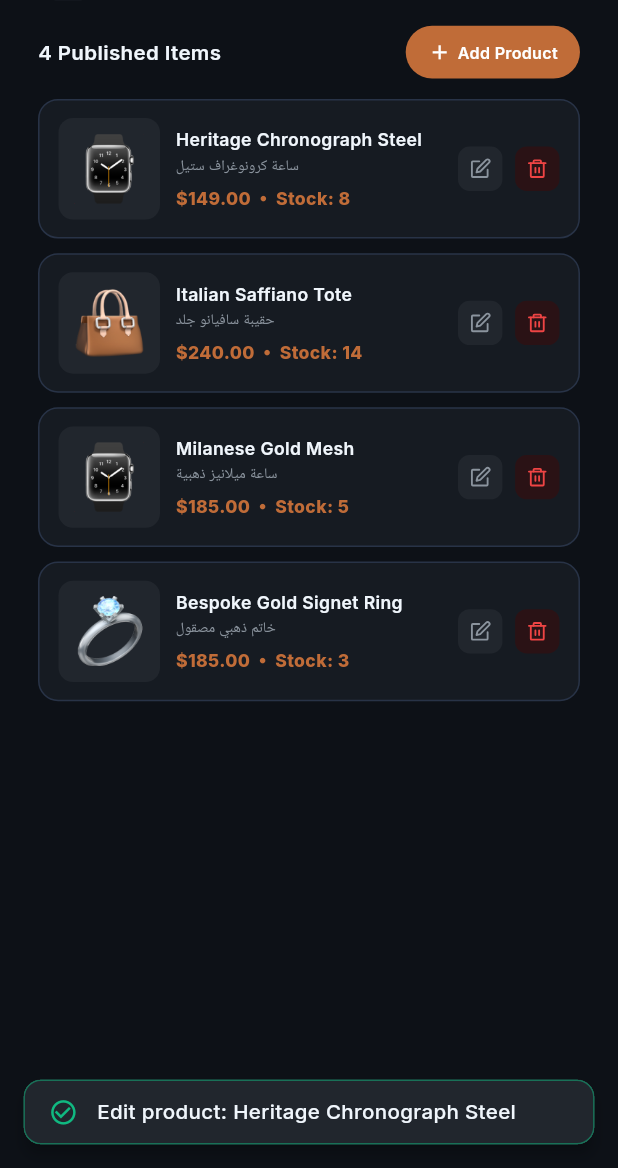
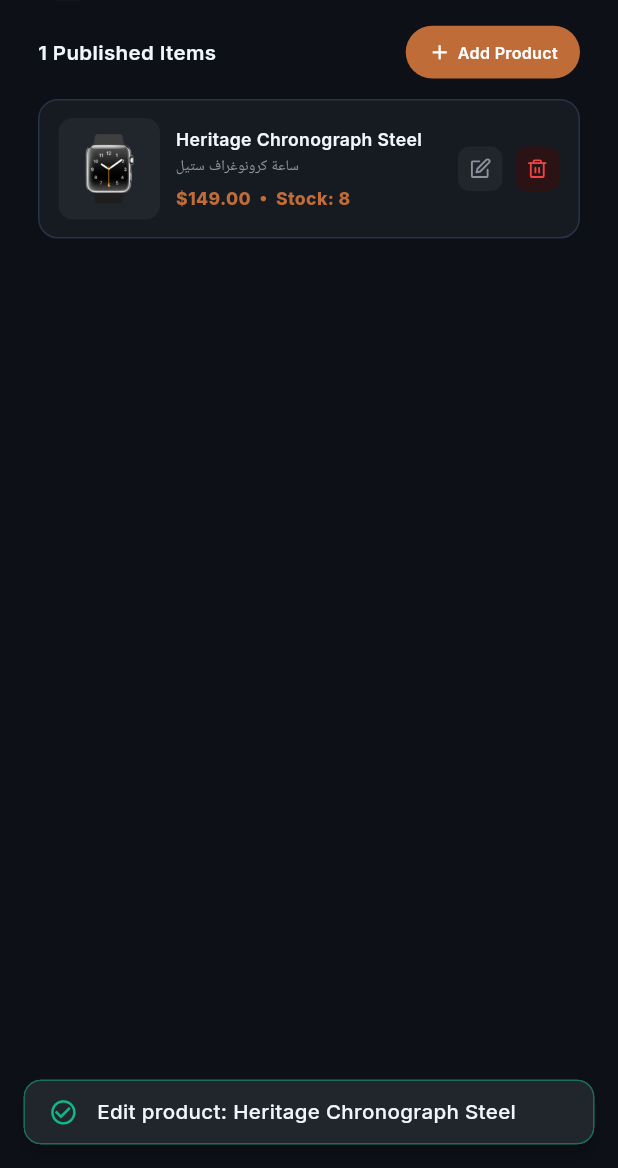
Before and after one commit to ahmedjihad2024/dokkan_application, a Flutter app: the ManageProductsScreen screen opened by its route, after a tap on an icon or button, on a phone screen of 412 x 824 dp, the part 68-1236 px from its top. Run offline on Flutter 3.47's test engine with Material 3 defaults, Android fonts, the phone set to English and light mode, and no system bars; drawn by our look-alikes of flutter_animate, pull_to_refresh; our stand-ins replace cached_network_image, carousel_slider, dartz, dio, flutter_bloc, flutter_screenutil and 12 more; missing offline and left inert: animated_visibility; accounts and stored records are empty; statements that could not run were skipped; project files that could hold a hidden picture were left out.

Commit message:
feat: complete manage products feature with delete api integration

```diff
--- a/lib/core/shared/data/data_source/product_remote_data_source.dart
+++ b/lib/core/shared/data/data_source/product_remote_data_source.dart
@@ -4,6 +4,7 @@ import '../response/products_response.dart';
 
 abstract class ProductRemoteDataSource {
   Future<ProductsResponse> getProducts(ProductsRequest request);
+  Future<void> deleteProduct(String id);
 }
 
 class ProductRemoteDataSourceImpl implements ProductRemoteDataSource {
@@ -15,4 +16,8 @@ class ProductRemoteDataSourceImpl implements ProductRemoteDataSource {
   Future<ProductsResponse> getProducts(ProductsRequest request) {
     return _apiService.getProducts(request);
   }
+  @override
+  Future<void> deleteProduct(String id) {
+    return _apiService.deleteProduct(id);
+  }
 }
--- a/lib/features/manage_products/data/repositories/manage_products_repository.dart
+++ b/lib/features/manage_products/data/repositories/manage_products_repository.dart
@@ -1,13 +1,88 @@
+// import '../../../../core/res/gen/assets.gen.dart';
+// import '../models/manage_product_item.dart';
+
+// abstract class ManageProductsRepository {
+//   Future<List<ManageProductItem>> getProducts();
+// }
+
+// class ManageProductsRepositoryImpl implements ManageProductsRepository {
+//   @override
+//   Future<List<ManageProductItem>> getProducts() async {
+//     return [
+//       ManageProductItem(
+//         id: 'prod_heritage_steel',
+//         name: 'Heritage Chronograph Steel',
+//         arabicName: 'ساعة كرونوغراف ستيل',
+//         price: 149.00,
+//         stock: 8,
+//         imageAsset: Assets.images.bannerWatch.path,
+//         emoji: '⌚',
+//       ),
+//       ManageProductItem(
+//         id: 'prod_italian_tote',
+//         name: 'Italian Saffiano Tote',
+//         arabicName: 'حقيبة سافيانو جلد',
+//         price: 240.00,
+//         stock: 14,
+//         imageAsset: Assets.images.bannerBag.path,
+//         emoji: '👜',
+//       ),
+//       ManageProductItem(
+//         id: 'prod_milanese_mesh',
+//         name: 'Milanese Gold Mesh',
+//         arabicName: 'ساعة ميلانيز ذهبية',
+//         price: 185.00,
+//         stock: 5,
+//         imageAsset: Assets.images.bannerWatch.path,
+//         emoji: '⌚',
+//       ),
+//       ManageProductItem(
+//         id: 'prod_bespoke_ring',
+//         name: 'Bespoke Gold Signet Ring',
+//         arabicName: 'خاتم ذهبي مصقول',
+//         price: 185.00,
+//         stock: 3,
+//         imageAsset: Assets.images.bannerRing.path,
+//         emoji: '💍',
+//       ),
+//     ];
+//   }
+// }
+
+import 'package:dokkan/core/shared/data/data_source/product_remote_data_source.dart';
+import 'package:dokkan/core/shared/data/request/products_request.dart';
+
 import '../../../../core/res/gen/assets.gen.dart';
 import '../models/manage_product_item.dart';
 
 abstract class ManageProductsRepository {
   Future<List<ManageProductItem>> getProducts();
+  Future<void> deleteProduct(String id);
 }
 
 class ManageProductsRepositoryImpl implements ManageProductsRepository {
+  final ProductRemoteDataSource? remoteDataSource;
+
+  ManageProductsRepositoryImpl({this.remoteDataSource});
+
   @override
   Future<List<ManageProductItem>> getProducts() async {
+    try {
+      if (remoteDataSource != null) {
+        final response = await remoteDataSource!.getProducts(const ProductsRequest());
+        final list = response.items;
+
+        return list.map((model) => ManageProductItem(
+          id: model.id.toString(),
+          name: model.name,
+          arabicName: model.arabicName ?? model.name,
+          price: model.price.toDouble(),
+          stock: model.stock,
+          imageAsset: Assets.images.bannerWatch.path,
+        )).toList();
+      }
+    } catch (_) {}
+
     return [
       ManageProductItem(
         id: 'prod_heritage_steel',
@@ -18,33 +93,15 @@ class ManageProductsRepositoryImpl implements ManageProductsRepository {
         imageAsset: Assets.images.bannerWatch.path,
         emoji: '⌚',
       ),
-      ManageProductItem(
-        id: 'prod_italian_tote',
-        name: 'Italian Saffiano Tote',
-        arabicName: 'حقيبة سافيانو جلد',
-        price: 240.00,
-        stock: 14,
-        imageAsset: Assets.images.bannerBag.path,
-        emoji: '👜',
-      ),
-      ManageProductItem(
-        id: 'prod_milanese_mesh',
-        name: 'Milanese Gold Mesh',
-        arabicName: 'ساعة ميلانيز ذهبية',
-        price: 185.00,
-        stock: 5,
-        imageAsset: Assets.images.bannerWatch.path,
-        emoji: '⌚',
-      ),
-      ManageProductItem(
-        id: 'prod_bespoke_ring',
-        name: 'Bespoke Gold Signet Ring',
-        arabicName: 'خاتم ذهبي مصقول',
-        price: 185.00,
-        stock: 3,
-        imageAsset: Assets.images.bannerRing.path,
-        emoji: '💍',
-      ),
     ];
   }
+
+  @override
+  Future<void> deleteProduct(String id) async {
+    if (remoteDataSource != null) {
+      await remoteDataSource!.deleteProduct(id);
+    } else {
+      await Future.delayed(const Duration(milliseconds: 500));
+    }
+  }
 }
--- a/lib/features/manage_products/presentation/widgets/manage_products_body.dart
+++ b/lib/features/manage_products/presentation/widgets/manage_products_body.dart
@@ -52,7 +52,7 @@ class _ManageProductsBodyState extends State<ManageProductsBody> {
   Future<void> _handleDelete(ManageProductItem item) async {
     final confirmed = await DeleteProductDialog.show(context, item);
     if (confirmed == true && mounted) {
-      context.read<ManageProductsCubit>().deleteProduct(item);
+      context.read<ManageProductsCubit>().deleteProduct(item.id);
       CustomSnackBar.showSuccess(
         context,
         'Product deleted successfully',
```
Also changed, not shown: lib/core/shared/data/api/product_api_service.dart (+8 -0 lines), lib/features/manage_products/presentation/cubit/manage_products_cubit.dart (+18 -2 lines).
